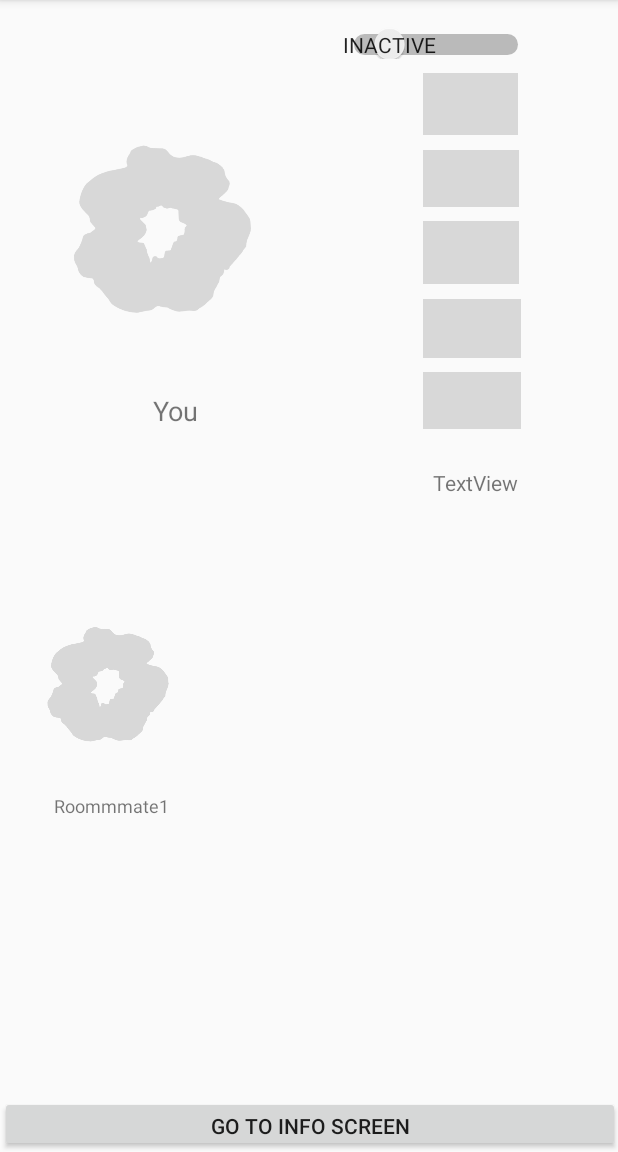
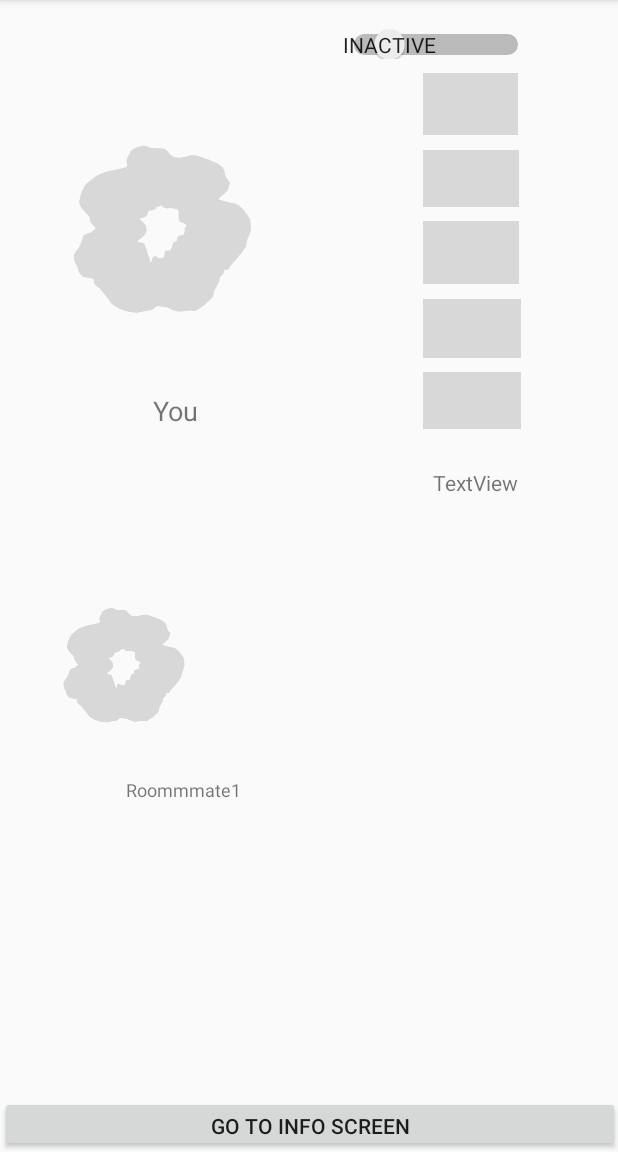
Before and after one commit to ddykiel/ScrunchTime, an Android app: the HomeScreen screen opened directly, with no data from a screen before it, on a phone screen of 412 x 824 dp, the part 84-1236 px from its top. Run offline under Robolectric (Android 15) with nearby library versions, the phone set to English and light mode, and no system bars; 8 statements that could not run were skipped.

Commit message:
Added ImageViews for up to three roommates / added a function to change the ImageViews based on roommate status

```diff
--- a/app/src/main/res/layout/activity_home_screen.xml
+++ b/app/src/main/res/layout/activity_home_screen.xml
@@ -119,30 +119,29 @@
         app:layout_constraintVertical_bias="1.0" />
 
     <ImageView
-        android:id="@+id/imageView"
+        android:id="@+id/imageViewFirstRoomie"
         android:layout_width="96dp"
         android:layout_height="91dp"
-        android:layout_marginTop="65dp"
-        android:layout_marginBottom="130dp"
-        app:layout_constraintBottom_toTopOf="@+id/buttonInfoScreen"
-        app:layout_constraintEnd_toEndOf="parent"
-        app:layout_constraintHorizontal_bias="0.073"
+        app:layout_constraintBottom_toBottomOf="parent"
+        app:layout_constraintEnd_toStartOf="@+id/imageViewSecondRoomie"
+        app:layout_constraintHorizontal_bias="0.5"
         app:layout_constraintStart_toStartOf="parent"
-        app:layout_constraintTop_toBottomOf="@+id/imageViewScrunchie"
+        app:layout_constraintTop_toTopOf="@+id/guideline3"
+        app:layout_constraintVertical_bias="0.136"
         app:srcCompat="@drawable/grayscrunchie" />
 
     <TextView
-        android:id="@+id/textViewRoommate1"
+        android:id="@+id/textViewFirstRoomie"
         android:layout_width="wrap_content"
         android:layout_height="wrap_content"
         android:text="Roommmate1"
         android:textSize="12sp"
         app:layout_constraintBottom_toBottomOf="parent"
-        app:layout_constraintEnd_toEndOf="parent"
-        app:layout_constraintHorizontal_bias="0.107"
+        app:layout_constraintEnd_toStartOf="@+id/textViewSecondRoomie"
+        app:layout_constraintHorizontal_bias="0.5"
         app:layout_constraintStart_toStartOf="parent"
-        app:layout_constraintTop_toBottomOf="@+id/imageView"
-        app:layout_constraintVertical_bias="0.104" />
+        app:layout_constraintTop_toTopOf="@+id/guideline4"
+        app:layout_constraintVertical_bias="0.078" />
 
     <TextView
         android:id="@+id/textViewRoom"
@@ -169,4 +168,69 @@
         app:layout_constraintStart_toStartOf="parent"
         app:layout_constraintTop_toBottomOf="@+id/buttonYellowStatus"
         app:layout_constraintVertical_bias="0.144" />
+
+    <ImageView
+        android:id="@+id/imageViewSecondRoomie"
+        android:layout_width="89dp"
+        android:layout_height="85dp"
+        app:layout_constraintBottom_toBottomOf="parent"
+        app:layout_constraintEnd_toStartOf="@+id/imageViewThirdRoomie"
+        app:layout_constraintHorizontal_bias="0.5"
+        app:layout_constraintStart_toEndOf="@+id/imageViewFirstRoomie"
+        app:layout_constraintTop_toTopOf="@+id/guideline3"
+        app:layout_constraintVertical_bias="0.136"
+        app:srcCompat="@drawable/blankscrunchie" />
+
+    <ImageView
+        android:id="@+id/imageViewThirdRoomie"
+        android:layout_width="91dp"
+        android:layout_height="84dp"
+        app:layout_constraintBottom_toBottomOf="parent"
+        app:layout_constraintEnd_toEndOf="parent"
+        app:layout_constraintHorizontal_bias="0.5"
+        app:layout_constraintStart_toEndOf="@+id/imageViewSecondRoomie"
+        app:layout_constraintTop_toTopOf="@+id/guideline3"
+        app:layout_constraintVertical_bias="0.136"
+        app:srcCompat="@drawable/blankscrunchie" />
+
+    <TextView
+        android:id="@+id/textViewSecondRoomie"
+        android:layout_width="wrap_content"
+        android:layout_height="wrap_content"
+        android:text="TextView"
+        android:textSize="12sp"
+        app:layout_constraintBottom_toBottomOf="@+id/buttonInfoScreen"
+        app:layout_constraintEnd_toStartOf="@+id/textViewThirdRoomie"
+        app:layout_constraintHorizontal_bias="0.5"
+        app:layout_constraintStart_toEndOf="@+id/textViewFirstRoomie"
+        app:layout_constraintTop_toTopOf="@+id/guideline4"
+        app:layout_constraintVertical_bias="0.078" />
+
+    <TextView
+        android:id="@+id/textViewThirdRoomie"
+        android:layout_width="wrap_content"
+        android:layout_height="wrap_content"
+        android:text="TextView"
+        android:textSize="12sp"
+        app:layout_constraintBottom_toBottomOf="parent"
+        app:layout_constraintEnd_toEndOf="parent"
+        app:layout_constraintHorizontal_bias="0.5"
+        app:layout_constraintStart_toEndOf="@+id/textViewSecondRoomie"
+        app:layout_constraintTop_toTopOf="@+id/guideline4"
+        app:layout_constraintVertical_bias="0.078" />
+
+    <androidx.constraintlayout.widget.Guideline
+        android:id="@+id/guideline3"
+        android:layout_width="wrap_content"
+        android:layout_height="wrap_content"
+        android:orientation="horizontal"
+        app:layout_constraintGuide_begin="355dp" />
+
+    <androidx.constraintlayout.widget.Guideline
+        android:id="@+id/guideline4"
+        android:layout_width="wrap_content"
+        android:layout_height="wrap_content"
+        android:orientation="horizontal"
+        app:layout_constraintGuide_begin="498dp" />
+
 </androidx.constraintlayout.widget.ConstraintLayout>
```
Also changed, not shown: app/src/main/java/github/io/ddykiel/HomeScreen.java (+58 -10 lines), app/src/main/res/drawable/blankscrunchie.png (added).
